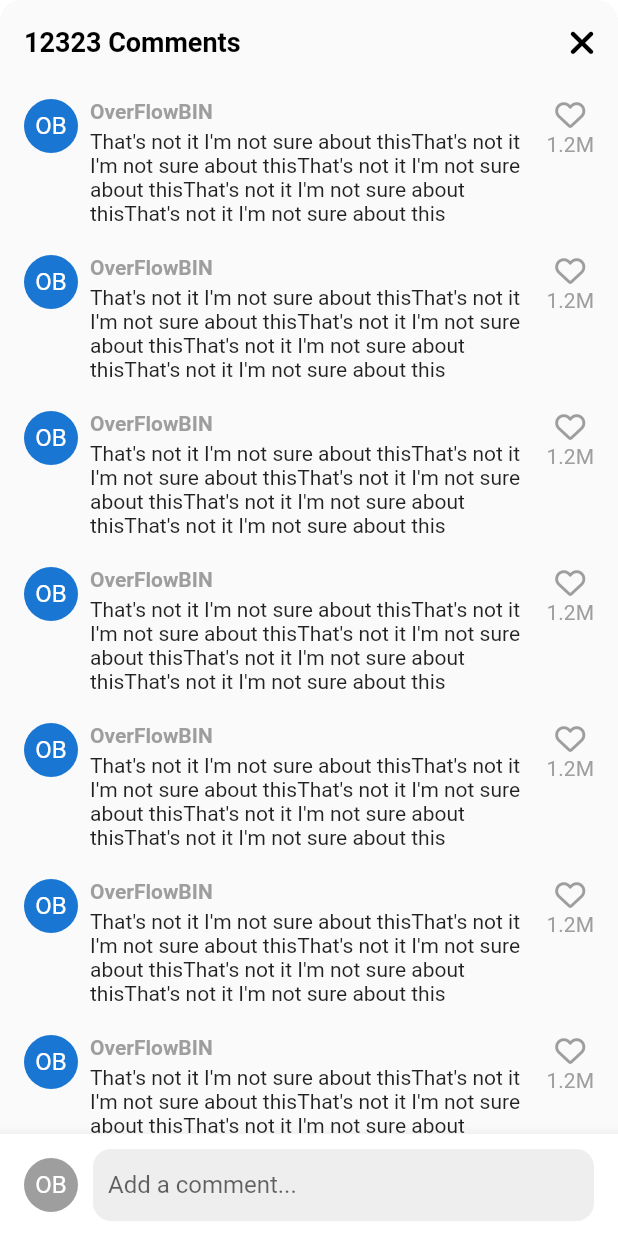
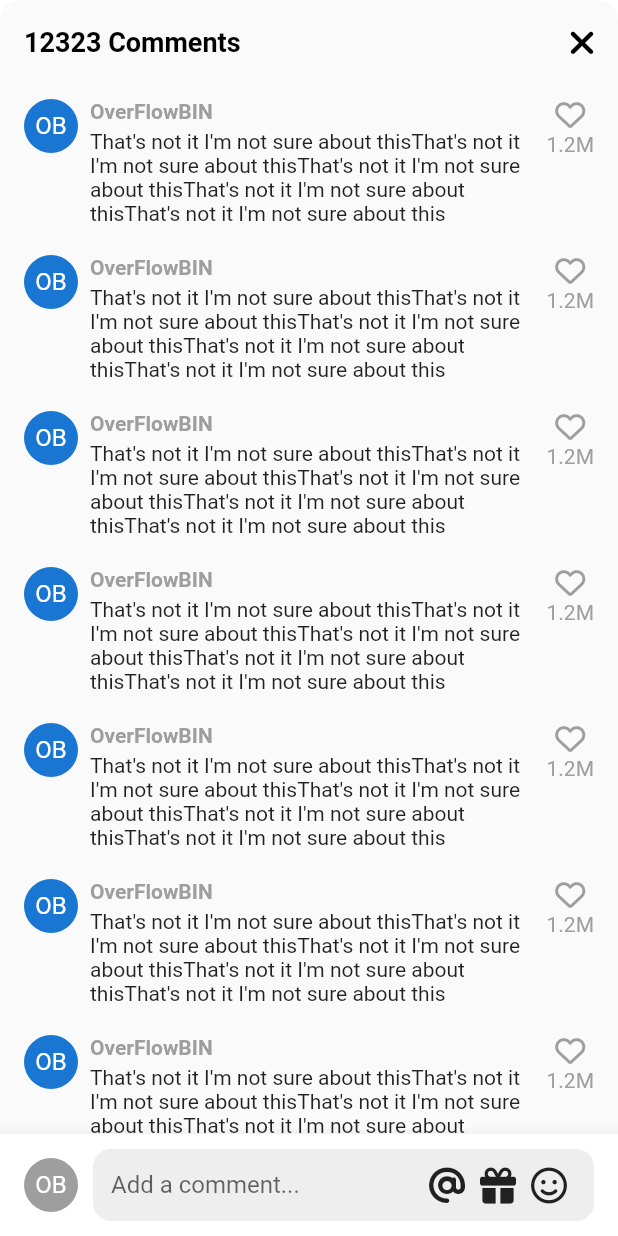
Before and after one commit to OverFlowBIN/tiktok_clone, a Flutter app: the VideoComments screen opened directly, on a phone screen of 412 x 824 dp. Run offline on Flutter 3.47's test engine with Material 3 defaults, Android fonts, the phone set to English and light mode, and no system bars; our stand-ins replace font_awesome_flutter, video_player, visibility_detector; network calls fail.

Commit message:
COMMENTS SECTION(Text Input Action) TextField(suffixIcon, minLines: null)

```diff
--- a/lib/features/videos/widgets/video_comments.dart
+++ b/lib/features/videos/widgets/video_comments.dart
@@ -12,8 +12,24 @@ class VideoComments extends StatefulWidget {
 }
 
 class _VideoCommentsState extends State<VideoComments> {
+  bool _isWriting = false;
+
   void _onClosePressed() {
     Navigator.of(context).pop();
+  }
+
+  void _stopWritting() {
+    FocusScope.of(context).unfocus();
+
+    setState(() {
+      _isWriting = false;
+    });
+  }
+
+  void _onStartWriting() {
+    setState(() {
+      _isWriting = true;
+    });
   }
 
   @override
@@ -42,7 +58,9 @@ class _VideoCommentsState extends State<VideoComments> {
           ],
         ),
         // TextFiled를 사용할때 입력창이 키보드 위로 따라오게 하기 위해 Stack과 positioned를 사용한다.
-        body: Stack(
+        body: GestureDetector(
+          onTap: _stopWritting,
+          child: Stack(
             children: [
               ListView.separated(
                 padding: const EdgeInsets.symmetric(
@@ -119,7 +137,15 @@ class _VideoCommentsState extends State<VideoComments> {
                         Gaps.h10,
                         // Row안의 Expanded는 Row의 남은 공간을 차지하게 된다.
                         Expanded(
+                          child: SizedBox(
+                            height: Sizes.size48,
                             child: TextField(
+                              onTap: _onStartWriting,
+                              expands: true,
+                              // minLines: null, maxLines: null로 설정하면 TextField의 높이가 자동으로 조절된다.
+                              minLines: null,
+                              maxLines: null,
+                              textInputAction: TextInputAction.newline,
                               cursorColor: Theme.of(context).primaryColor,
                               decoration: InputDecoration(
                                 hintText: 'Add a comment...',
@@ -132,8 +158,44 @@ class _VideoCommentsState extends State<VideoComments> {
                                 filled: true,
                                 fillColor: Colors.grey.shade200,
                                 contentPadding: const EdgeInsets.symmetric(
-                              horizontal: Sizes.size10,
-                              vertical: Sizes.size12,
+                                  horizontal: Sizes.size12,
+                                ),
+                                // suffixIcon은 TextField 오른쪽에 위치하게 된다.
+                                // 반대로 prefixIcon은 TextField 왼쪽에 위치하게 된다.
+                                suffixIcon: Padding(
+                                  padding: const EdgeInsets.only(
+                                    right: Sizes.size8,
+                                  ),
+                                  child: Row(
+                                    mainAxisSize: MainAxisSize.min,
+                                    children: [
+                                      FaIcon(
+                                        FontAwesomeIcons.at,
+                                        color: Colors.grey.shade900,
+                                      ),
+                                      Gaps.h10,
+                                      FaIcon(
+                                        FontAwesomeIcons.gift,
+                                        color: Colors.grey.shade900,
+                                      ),
+                                      Gaps.h10,
+                                      FaIcon(
+                                        FontAwesomeIcons.faceSmile,
+                                        color: Colors.grey.shade900,
+                                      ),
+                                      Gaps.h10,
+                                      if (_isWriting)
+                                        GestureDetector(
+                                          onTap: _stopWritting,
+                                          child: FaIcon(
+                                            FontAwesomeIcons.circleArrowUp,
+                                            color:
+                                                Theme.of(context).primaryColor,
+                                          ),
+                                        )
+                                    ],
+                                  ),
+                                ),
                               ),
                             ),
                           ),
@@ -146,6 +208,7 @@ class _VideoCommentsState extends State<VideoComments> {
             ],
           ),
         ),
+      ),
     );
   }
 }
```
Lines whose indentation alone changed are shown as unchanged.
